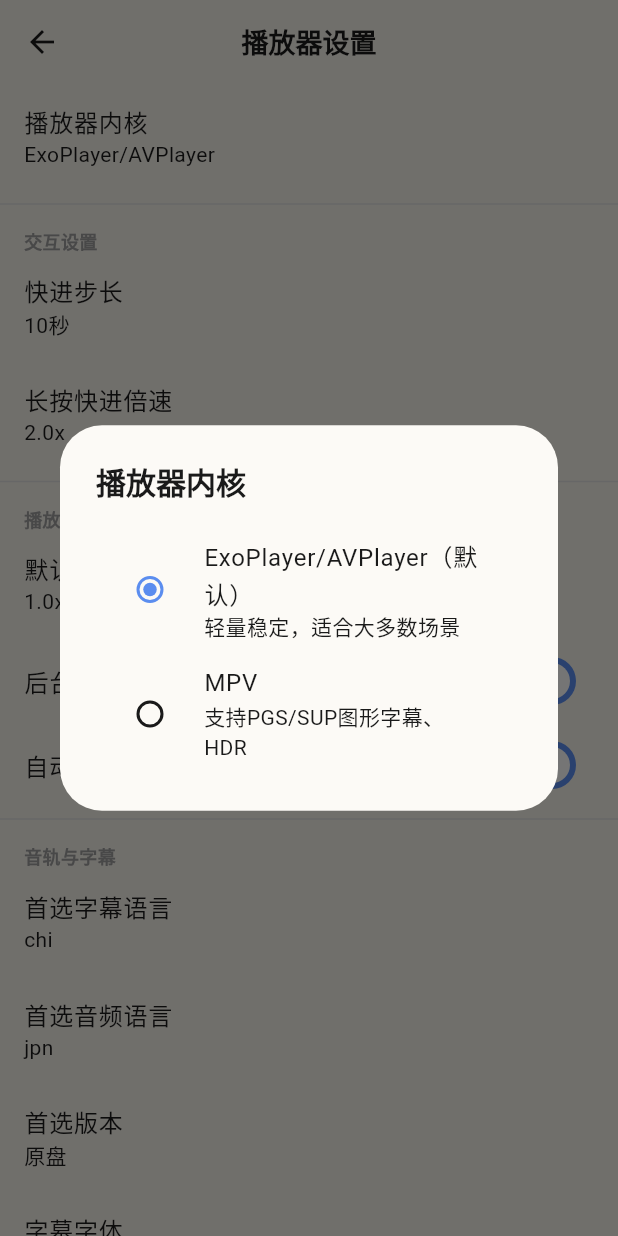
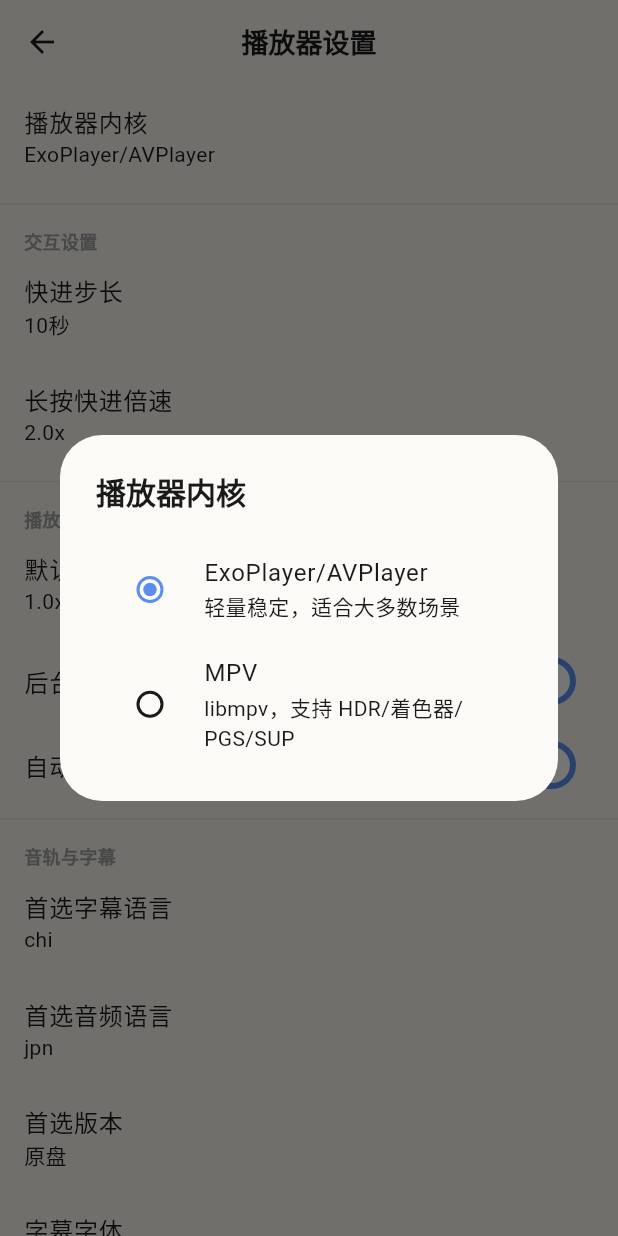
Before and after one commit to Ray-Lin92/LinPlayer, a Flutter app: the PlayerSettingsScreen screen opened directly, after a tap on "播放器内核", on a phone screen of 412 x 824 dp. Run offline on Flutter 3.47's test engine with Material 3 defaults, Android fonts, the phone set to English and light mode, and no system bars; our stand-ins replace dio, extended_image, file_picker, flutter_riverpod, go_router, image_picker and 2 more; missing offline and left inert: flutter_downloader, http_client_helper, media_kit, media_kit_video; accounts and stored records are empty.

```diff
--- a/lib/desktop/screens/player/desktop_player_screen.dart
+++ b/lib/desktop/screens/player/desktop_player_screen.dart
@@ -254,7 +254,9 @@
       _displayTitle = item.name;
 
       final coreString = normalizePlayerCore(ref.read(playerCoreProvider));
-      final coreType = coreString == 'mpv' ? PlayerCoreType.mpv : PlayerCoreType.exoPlayer;
+      final coreType = coreString == 'mpv'
+          ? PlayerCoreType.mpv
+          : PlayerCoreType.exoPlayer;
 
       final dolbyVisionFix = coreType == PlayerCoreType.mpv ? ref.read(mpvDolbyVisionFixProvider) : false;
       final useLibass = coreType == PlayerCoreType.exoPlayer ? ref.read(exoLibassProvider) : false;
--- a/lib/main.dart
+++ b/lib/main.dart
@@ -10,6 +10,7 @@
 Future<void> main() async {
   WidgetsFlutterBinding.ensureInitialized();
   MediaKit.ensureInitialized();
+
   await initializeAppPreferences();
 
   if (isDesktopPlatform) {
--- a/lib/ui/screens/settings/settings_screen.dart
+++ b/lib/ui/screens/settings/settings_screen.dart
@@ -762,17 +762,13 @@
       body: ListView(
         padding: const EdgeInsets.only(bottom: 120),
         children: [
-          if (isDesktopPlatform)
-            const ListTile(
-              title: Text('播放器内核'),
-              subtitle: Text('MPV（桌面版固定）'),
-            )
-          else
-            ListTile(
-              title: const Text('播放器内核'),
-              subtitle: Text(playerCore == 'exoPlayer' ? 'ExoPlayer/AVPlayer' : 'MPV'),
-              onTap: () => _showCoreSelector(context, ref),
-            ),
+          ListTile(
+            title: const Text('播放器内核'),
+            subtitle: Text(playerCore == 'mpv'
+                ? 'MPV (libmpv)'
+                : 'ExoPlayer/AVPlayer'),
+            onTap: () => _showCoreSelector(context, ref),
+          ),
 
           const Divider(),
           const Padding(
@@ -942,6 +938,19 @@
   }
 
   void _showCoreSelector(BuildContext context, WidgetRef ref) {
+    final children = <Widget>[
+      const RadioListTile<String>(
+        title: Text('ExoPlayer/AVPlayer'),
+        subtitle: Text('轻量稳定，适合大多数场景'),
+        value: 'exoPlayer',
+      ),
+      const RadioListTile<String>(
+        title: Text('MPV'),
+        subtitle: Text('libmpv，支持 HDR/着色器/PGS/SUP'),
+        value: 'mpv',
+      ),
+    ];
+
     showDialog(
       context: context,
       builder: (context) => AlertDialog(
@@ -954,20 +963,9 @@
             }
             Navigator.pop(context);
           },
-          child: const Column(
+          child: Column(
             mainAxisSize: MainAxisSize.min,
-            children: [
-              RadioListTile<String>(
-                title: Text('ExoPlayer/AVPlayer（默认）'),
-                subtitle: Text('轻量稳定，适合大多数场景'),
-                value: 'exoPlayer',
-              ),
-              RadioListTile<String>(
-                title: Text('MPV'),
-                subtitle: Text('支持PGS/SUP图形字幕、HDR'),
-                value: 'mpv',
-              ),
-            ],
+            children: children,
           ),
         ),
       ),
```
Also changed, not shown: lib/core/services/mpv_player_adapter.dart (+61 -13 lines), lib/ui/screens/player/player_screen.dart (+9 -6 lines), pubspec.yaml (+6 -3 lines), 6 other files.
